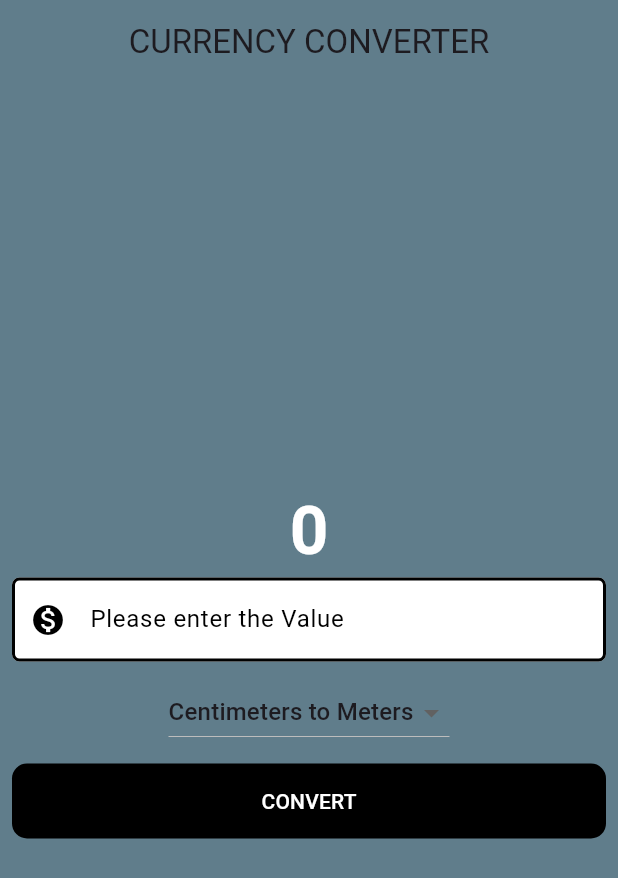
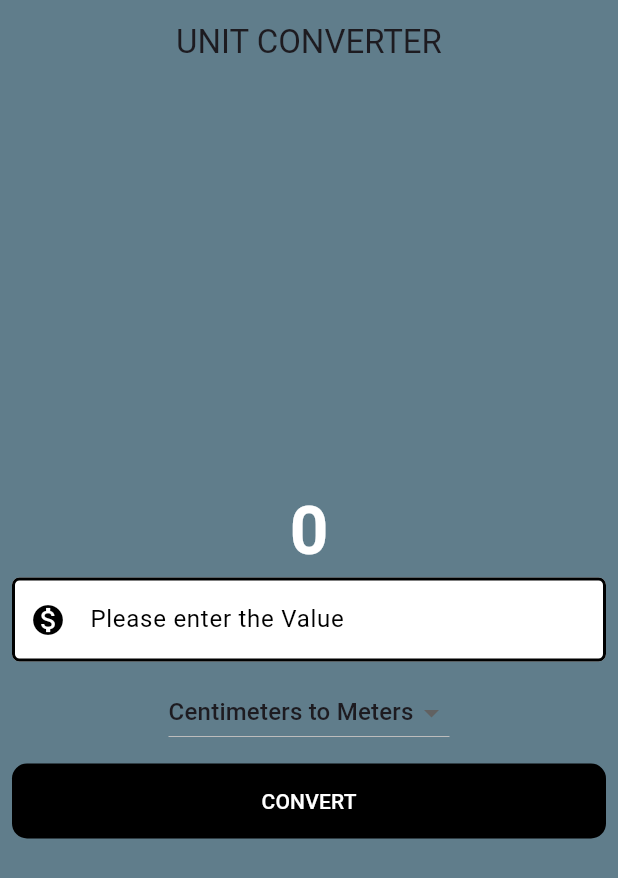
Before and after one commit to jayakrishnamadesh/oasis-unitconverter, a Flutter app: the screen it shows after launch, on a phone screen of 412 x 824 dp. Shown: the top 878 px of the screen. Run offline on Flutter 3.47's test engine with Material 3 defaults, Android fonts, the phone set to English and light mode, and no system bars.

Commit message:
app name changed

```diff
--- a/lib/unit_converter_material_page.dart
+++ b/lib/unit_converter_material_page.dart
@@ -63,7 +63,7 @@ class _UnitConverterMaterialPageState
       appBar: AppBar(
         backgroundColor: Colors.blueGrey,
         elevation: 0,
-        title: const Text('CURRENCY CONVERTER'),
+        title: const Text('UNIT CONVERTER'),
         centerTitle: true,
       ),
       body: Center(
```
